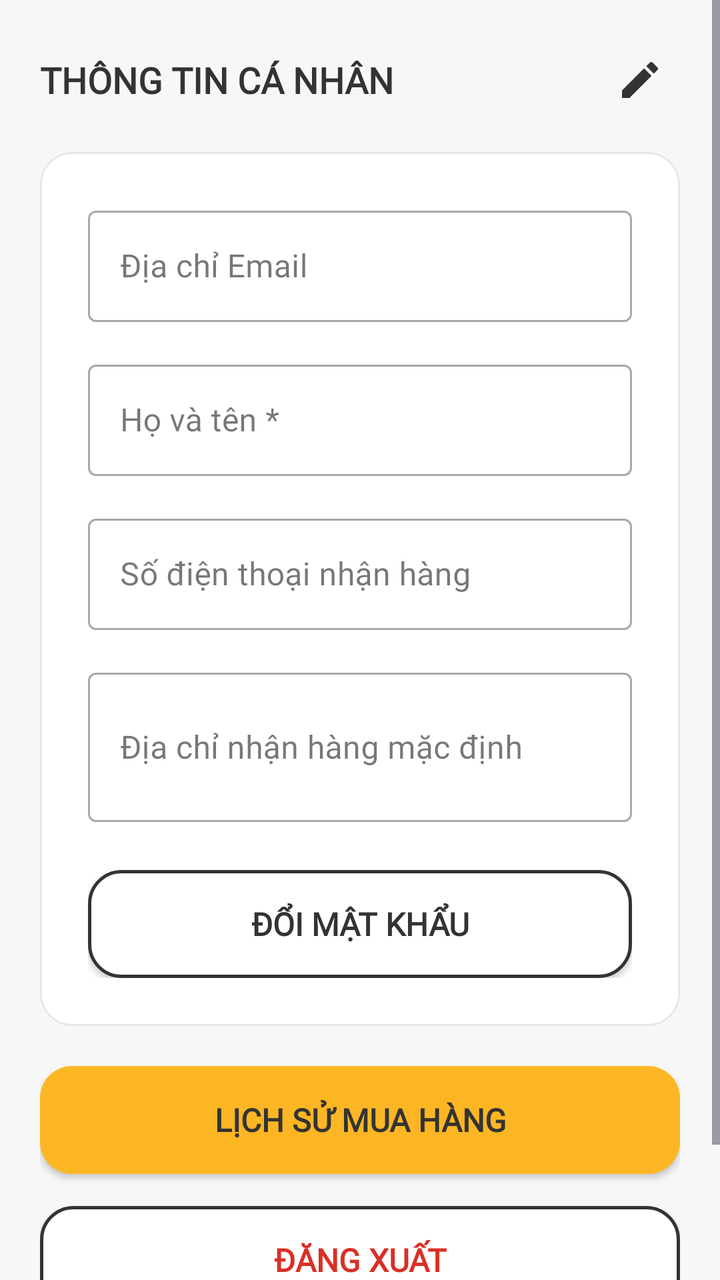
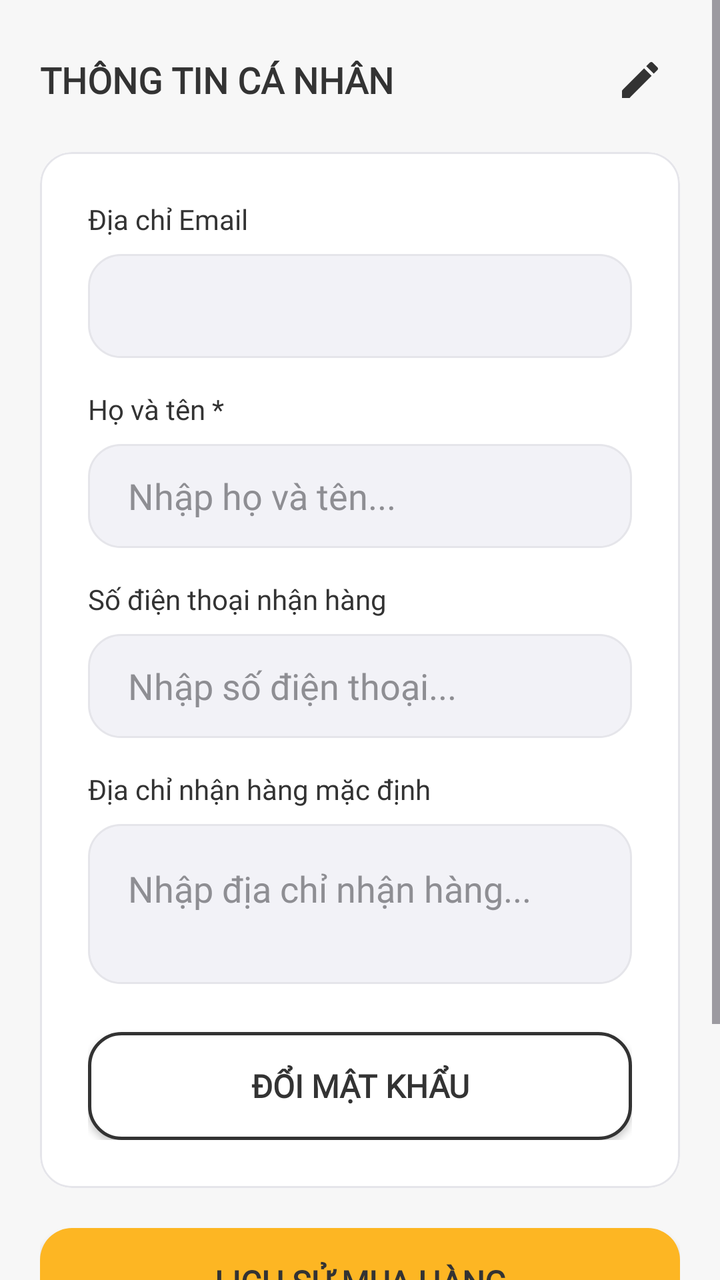

Before-and-after screenshots of an Android layout around one commit, followed by the original layout XML and the change that was made.
<!-- AndroidManifest.xml: application theme Theme.MobileDeviceStoreTDMU -->
<!-- res/layout/fragment_user_profile.xml -->
<?xml version="1.0" encoding="utf-8"?>
<LinearLayout xmlns:android="http://schemas.android.com/apk/res/android"
    xmlns:app="http://schemas.android.com/apk/res-auto"
    android:layout_width="match_parent"
    android:layout_height="match_parent"
    android:orientation="vertical"
    android:background="@color/bg_light">

    <ScrollView
        android:layout_width="match_parent"
        android:layout_height="match_parent"
        android:clipToPadding="false"
        android:paddingBottom="24dp">

        <LinearLayout
            android:layout_width="match_parent"
            android:layout_height="wrap_content"
            android:orientation="vertical"
            android:padding="20dp">

            <LinearLayout
                android:layout_width="match_parent"
                android:layout_height="wrap_content"
                android:layout_marginBottom="16dp"
                android:orientation="horizontal"
                android:gravity="center_vertical">

                <TextView
                    android:layout_width="0dp"
                    android:layout_height="wrap_content"
                    android:layout_weight="1"
                    android:text="THÔNG TIN CÁ NHÂN"
                    android:fontFamily="@font/nunito"
                    android:textColor="@color/text_primary"
                    android:textSize="18sp"
                    android:textStyle="bold" />

                <ImageView
                    android:id="@+id/btnToggleEditMode"
                    android:layout_width="40dp"
                    android:layout_height="40dp"
                    android:src="@drawable/ic_edit"
                    android:background="?attr/selectableItemBackgroundBorderless"
                    android:padding="8dp"
                    app:tint="@color/primary_black"
                    android:contentDescription="Nút Chỉnh sửa" />
            </LinearLayout>

            
            <com.google.android.material.card.MaterialCardView
                android:layout_width="match_parent"
                android:layout_height="wrap_content"
                android:layout_marginBottom="20dp"
                app:cardCornerRadius="16dp"
                app:cardElevation="0dp"
                app:strokeWidth="1dp"
                app:strokeColor="@color/stroke_light">

                <LinearLayout
                    android:layout_width="match_parent"
                    android:layout_height="wrap_content"
                    android:orientation="vertical"
                    android:background="@color/bg_white"
                    android:padding="24dp">

                    
                    <com.google.android.material.textfield.TextInputLayout
                        android:layout_width="match_parent"
                        android:layout_height="wrap_content"
                        android:hint="Địa chỉ Email"
                        android:layout_marginBottom="16dp"
                        app:hintTextColor="@color/text_primary"
                        app:placeholderTextColor="@color/text_primary"
                        style="@style/Widget.MaterialComponents.TextInputLayout.OutlinedBox">

                        <com.google.android.material.textfield.TextInputEditText
                            android:id="@+id/edtEmailCaNhan"
                            android:layout_width="match_parent"
                            android:layout_height="wrap_content"
                            android:enabled="false"
                            android:textColor="@color/text_primary"
                            android:textColorHint="@color/text_secondary"
                            android:inputType="textEmailAddress" />

                    </com.google.android.material.textfield.TextInputLayout>

                    
                    <com.google.android.material.textfield.TextInputLayout
                        android:layout_width="match_parent"
                        android:layout_height="wrap_content"
                        android:hint="Họ và tên *"
                        android:layout_marginBottom="16dp"
                        app:hintTextColor="@color/text_primary"
                        app:placeholderTextColor="@color/text_primary"
                        style="@style/Widget.MaterialComponents.TextInputLayout.OutlinedBox">

                        <com.google.android.material.textfield.TextInputEditText
                            android:id="@+id/edtHoTenCaNhan"
                            android:layout_width="match_parent"
                            android:layout_height="wrap_content"
                            android:enabled="false"
                            android:textColor="@color/text_primary"
                            android:textColorHint="@color/text_secondary"
                            android:inputType="textPersonName" />

                    </com.google.android.material.textfield.TextInputLayout>

                    
                    <com.google.android.material.textfield.TextInputLayout
                        android:layout_width="match_parent"
                        android:layout_height="wrap_content"
                        android:hint="Số điện thoại nhận hàng"
                        android:layout_marginBottom="16dp"
                        app:hintTextColor="@color/text_primary"
                        app:placeholderTextColor="@color/text_primary"
                        style="@style/Widget.MaterialComponents.TextInputLayout.OutlinedBox">

                        <com.google.android.material.textfield.TextInputEditText
                            android:id="@+id/edtSoDienThoaiCaNhan"
                            android:layout_width="match_parent"
                            android:layout_height="wrap_content"
                            android:enabled="false"
                            android:textColor="@color/text_primary"
                            android:textColorHint="@color/text_secondary"
                            android:inputType="phone" />

                    </com.google.android.material.textfield.TextInputLayout>

                    
                    <com.google.android.material.textfield.TextInputLayout
                        android:layout_width="match_parent"
                        android:layout_height="wrap_content"
                        android:hint="Địa chỉ nhận hàng mặc định"
                        android:layout_marginBottom="24dp"
                        app:hintTextColor="@color/text_primary"
                        app:placeholderTextColor="@color/text_primary"
                        style="@style/Widget.MaterialComponents.TextInputLayout.OutlinedBox">

                        <com.google.android.material.textfield.TextInputEditText
                            android:id="@+id/edtDiaChiCaNhan"
                            android:layout_width="match_parent"
                            android:layout_height="wrap_content"
                            android:enabled="false"
                            android:textColor="@color/text_primary"
                            android:textColorHint="@color/text_secondary"
                            android:inputType="textMultiLine"
                            android:minLines="2" />

                    </com.google.android.material.textfield.TextInputLayout>

                    
                    <androidx.appcompat.widget.AppCompatButton
                        android:id="@+id/btnCapNhatThongTin"
                        android:layout_width="match_parent"
                        android:layout_height="54dp"
                        android:text="LƯU THAY ĐỔI"
                        android:background="@drawable/bg_btn_primary"
                        android:textColor="@color/text_on_yellow"
                        android:textStyle="bold"
                        android:textSize="16sp"
                        android:visibility="gone"
                        android:layout_marginBottom="16dp"
                        android:elevation="2dp"
                        android:stateListAnimator="@null" />

                    <androidx.appcompat.widget.AppCompatButton
                        android:id="@+id/btnMoDialogDoiMatKhau"
                        android:layout_width="match_parent"
                        android:layout_height="54dp"
                        android:text="ĐỔI MẬT KHẨU"
                        android:background="@drawable/bg_btn_secondary"
                        android:textColor="@color/text_primary"
                        android:textStyle="bold"
                        android:textSize="16sp"
                        android:elevation="0dp" />

                </LinearLayout>

            </com.google.android.material.card.MaterialCardView>

            <androidx.appcompat.widget.AppCompatButton
                android:id="@+id/btnXemLichSuDonHang"
                android:layout_width="match_parent"
                android:layout_height="54dp"
                android:text="LỊCH SỬ MUA HÀNG"
                android:background="@drawable/bg_btn_primary"
                android:textColor="@color/text_on_yellow"
                android:textSize="16sp"
                android:textStyle="bold"
                android:layout_marginBottom="16dp"
                android:elevation="2dp"
                android:stateListAnimator="@null" />

            <androidx.appcompat.widget.AppCompatButton
                android:id="@+id/btnDangXuatUser"
                android:layout_width="match_parent"
                android:layout_height="54dp"
                android:text="ĐĂNG XUẤT"
                android:background="@drawable/bg_btn_secondary"
                android:textColor="#D93025"
                android:textSize="16sp"
                android:textStyle="bold"
                android:layout_marginBottom="12dp"
                android:elevation="0dp" />

        </LinearLayout>

    </ScrollView>

</LinearLayout>
<!-- resources referenced by this layout -->
<resources>
  <color name="bg_light">#F7F7F7</color>
  <color name="bg_white">#FFFFFF</color>
  <color name="primary_black">#333333</color>
  <color name="stroke_light">#E5E5EA</color>
  <color name="text_on_yellow">#333333</color>
  <color name="text_primary">#333333</color>
  <color name="text_secondary">#8E8E93</color>
  <!-- drawable bg_btn_primary (drawable) -->
  <?xml version="1.0" encoding="utf-8"?>
  <shape xmlns:android="http://schemas.android.com/apk/res/android"
      android:shape="rectangle">
      <solid android:color="@color/primary_yellow" />
      <corners android:radius="16dp" />
  </shape>
  <!-- drawable bg_btn_secondary (drawable) -->
  <?xml version="1.0" encoding="utf-8"?>
  <shape xmlns:android="http://schemas.android.com/apk/res/android"
      android:shape="rectangle">
      <solid android:color="@color/bg_white" />
      <stroke android:width="1.5dp" android:color="@color/primary_black" />
      <corners android:radius="16dp" />
  </shape>
  <!-- drawable ic_edit (drawable) -->
  <vector xmlns:android="http://schemas.android.com/apk/res/android"
      android:width="24dp"
      android:height="24dp"
      android:viewportWidth="24"
      android:viewportHeight="24">
      <path
          android:fillColor="#1C1C1C"
          android:pathData="M3,17.25V21h3.75L17.81,9.94l-3.75,-3.75L3,17.25zM20.71,7.04c0.39,-0.39 0.39,-1.02 0,-1.41l-2.34,-2.34c-0.39,-0.39 -1.02,-0.39 -1.41,0l-1.83,1.83 3.75,3.75 1.83,-1.83z"/>
  </vector>
  <style name="Theme.MobileDeviceStoreTDMU" parent="Base.Theme.MobileDeviceStoreTDMU" />
  <color name="primary_yellow">#FDB623</color>
  <style name="Base.Theme.MobileDeviceStoreTDMU" parent="Theme.Material3.Light.NoActionBar">
          
          <item name="android:statusBarColor">@color/primary_yellow</item>
          <item name="android:windowLightStatusBar">true</item>
  
          <item name="android:navigationBarColor">@color/primary_yellow</item>
          <item name="android:windowLightNavigationBar" tools:targetApi="O_MR1">true</item>
          <item name="fontFamily">@font/nunito</item>
      </style>
</resources>

<!-- the commit's change to res/layout/fragment_user_profile.xml (unified diff, before → after) -->
@@ -63,90 +63,86 @@
                     android:background="@color/bg_white"
                     android:padding="24dp">
 
-                    
-                    <com.google.android.material.textfield.TextInputLayout
-                        android:layout_width="match_parent"
-                        android:layout_height="wrap_content"
-                        android:hint="Địa chỉ Email"
+                    <TextView
+                        android:layout_width="match_parent"
+                        android:layout_height="wrap_content"
+                        android:text="Địa chỉ Email"
+                        android:textColor="@color/text_primary"
+                        android:textSize="14sp"
+                        android:layout_marginBottom="8dp" />
+
+                    <EditText
+                        android:id="@+id/edtEmailCaNhan"
+                        android:layout_width="match_parent"
+                        android:layout_height="52dp"
+                        android:enabled="false"
+                        android:background="@drawable/bg_edittext_modern"
+                        android:paddingHorizontal="20dp"
+                        android:textColor="@color/text_primary"
                         android:layout_marginBottom="16dp"
-                        app:hintTextColor="@color/text_primary"
-                        app:placeholderTextColor="@color/text_primary"
-                        style="@style/Widget.MaterialComponents.TextInputLayout.OutlinedBox">
-
-                        <com.google.android.material.textfield.TextInputEditText
-                            android:id="@+id/edtEmailCaNhan"
-                            android:layout_width="match_parent"
-                            android:layout_height="wrap_content"
-                            android:enabled="false"
-                            android:textColor="@color/text_primary"
-                            android:textColorHint="@color/text_secondary"
-                            android:inputType="textEmailAddress" />
-
-                    </com.google.android.material.textfield.TextInputLayout>
-
-                    
-                    <com.google.android.material.textfield.TextInputLayout
-                        android:layout_width="match_parent"
-                        android:layout_height="wrap_content"
-                        android:hint="Họ và tên *"
-                        android:layout_marginBottom="16dp"
-                        app:hintTextColor="@color/text_primary"
-                        app:placeholderTextColor="@color/text_primary"
-                        style="@style/Widget.MaterialComponents.TextInputLayout.OutlinedBox">
-
-                        <com.google.android.material.textfield.TextInputEditText
-                            android:id="@+id/edtHoTenCaNhan"
-                            android:layout_width="match_parent"
-                            android:layout_height="wrap_content"
-                            android:enabled="false"
-                            android:textColor="@color/text_primary"
-                            android:textColorHint="@color/text_secondary"
-                            android:inputType="textPersonName" />
-
-                    </com.google.android.material.textfield.TextInputLayout>
-
-                    
-                    <com.google.android.material.textfield.TextInputLayout
-                        android:layout_width="match_parent"
-                        android:layout_height="wrap_content"
-                        android:hint="Số điện thoại nhận hàng"
-                        android:layout_marginBottom="16dp"
-                        app:hintTextColor="@color/text_primary"
-                        app:placeholderTextColor="@color/text_primary"
-                        style="@style/Widget.MaterialComponents.TextInputLayout.OutlinedBox">
-
-                        <com.google.android.material.textfield.TextInputEditText
-                            android:id="@+id/edtSoDienThoaiCaNhan"
-                            android:layout_width="match_parent"
-                            android:layout_height="wrap_content"
-                            android:enabled="false"
-                            android:textColor="@color/text_primary"
-                            android:textColorHint="@color/text_secondary"
-                            android:inputType="phone" />
-
-                    </com.google.android.material.textfield.TextInputLayout>
-
-                    
-                    <com.google.android.material.textfield.TextInputLayout
-                        android:layout_width="match_parent"
-                        android:layout_height="wrap_content"
-                        android:hint="Địa chỉ nhận hàng mặc định"
-                        android:layout_marginBottom="24dp"
-                        app:hintTextColor="@color/text_primary"
-                        app:placeholderTextColor="@color/text_primary"
-                        style="@style/Widget.MaterialComponents.TextInputLayout.OutlinedBox">
-
-                        <com.google.android.material.textfield.TextInputEditText
-                            android:id="@+id/edtDiaChiCaNhan"
-                            android:layout_width="match_parent"
-                            android:layout_height="wrap_content"
-                            android:enabled="false"
-                            android:textColor="@color/text_primary"
-                            android:textColorHint="@color/text_secondary"
-                            android:inputType="textMultiLine"
-                            android:minLines="2" />
-
-                    </com.google.android.material.textfield.TextInputLayout>
+                        android:importantForAutofill="no"
+                        android:inputType="textEmailAddress" />
+
+                    <TextView
+                        android:layout_width="match_parent"
+                        android:layout_height="wrap_content"
+                        android:text="Họ và tên *"
+                        android:textColor="@color/text_primary"
+                        android:textSize="14sp"
+                        android:layout_marginBottom="8dp" />
+
+                    <EditText
+                        android:id="@+id/edtHoTenCaNhan"
+                        android:layout_width="match_parent"
+                        android:layout_height="52dp"
+                        android:hint="Nhập họ và tên..."
+                        android:textColorHint="@color/text_secondary"
+                        android:textColor="@color/text_primary"
+                        android:inputType="textPersonName"
+                        android:background="@drawable/bg_edittext_modern"
+                        android:paddingHorizontal="20dp"
+                        android:layout_marginBottom="16dp" />
+
+                    <TextView
+                        android:layout_width="match_parent"
+                        android:layout_height="wrap_content"
+                        android:text="Số điện thoại nhận hàng"
+                        android:textColor="@color/text_primary"
+                        android:textSize="14sp"
+                        android:layout_marginBottom="8dp" />
+
+                    <EditText
+                        android:id="@+id/edtSoDienThoaiCaNhan"
+                        android:layout_width="match_parent"
+                        android:layout_height="52dp"
+                        android:hint="Nhập số điện thoại..."
+                        android:textColorHint="@color/text_secondary"
+                        android:textColor="@color/text_primary"
+                        android:inputType="phone"
+                        android:background="@drawable/bg_edittext_modern"
+                        android:paddingHorizontal="20dp"
+                        android:layout_marginBottom="16dp" />
+
+                    <TextView
+                        android:layout_width="match_parent"
+                        android:layout_height="wrap_content"
+                        android:text="Địa chỉ nhận hàng mặc định"
+                        android:textColor="@color/text_primary"
+                        android:textSize="14sp"
+                        android:layout_marginBottom="8dp" />
+
+                    <EditText
+                        android:id="@+id/edtDiaChiCaNhan"
+                        android:layout_width="match_parent"
+                        android:layout_height="80dp"
+                        android:hint="Nhập địa chỉ nhận hàng..."
+                        android:textColorHint="@color/text_secondary"
+                        android:textColor="@color/text_primary"
+                        android:inputType="textMultiLine"
+                        android:gravity="top"
+                        android:padding="20dp"
+                        android:background="@drawable/bg_edittext_modern"
+                        android:layout_marginBottom="24dp" />
 
                     
                     <androidx.appcompat.widget.AppCompatButton
<!-- resource entries referenced after the edit -->
@@ -22,6 +22,14 @@
       <stroke android:width="1.5dp" android:color="@color/primary_black" />
       <corners android:radius="16dp" />
   </shape>
+  <!-- drawable bg_edittext_modern (drawable) -->
+  <?xml version="1.0" encoding="utf-8"?>
+  <shape xmlns:android="http://schemas.android.com/apk/res/android"
+      android:shape="rectangle">
+      <solid android:color="@color/input_bg" />
+      <corners android:radius="16dp" />
+      <stroke android:width="1dp" android:color="@color/stroke_light" />
+  </shape>
   <!-- drawable ic_edit (drawable) -->
   <vector xmlns:android="http://schemas.android.com/apk/res/android"
       android:width="24dp"
@@ -34,6 +42,7 @@
   </vector>
   <style name="Theme.MobileDeviceStoreTDMU" parent="Base.Theme.MobileDeviceStoreTDMU" />
   <color name="primary_yellow">#FDB623</color>
+  <color name="input_bg">#F2F2F7</color>
   <style name="Base.Theme.MobileDeviceStoreTDMU" parent="Theme.Material3.Light.NoActionBar">
           
           <item name="android:statusBarColor">@color/primary_yellow</item>
